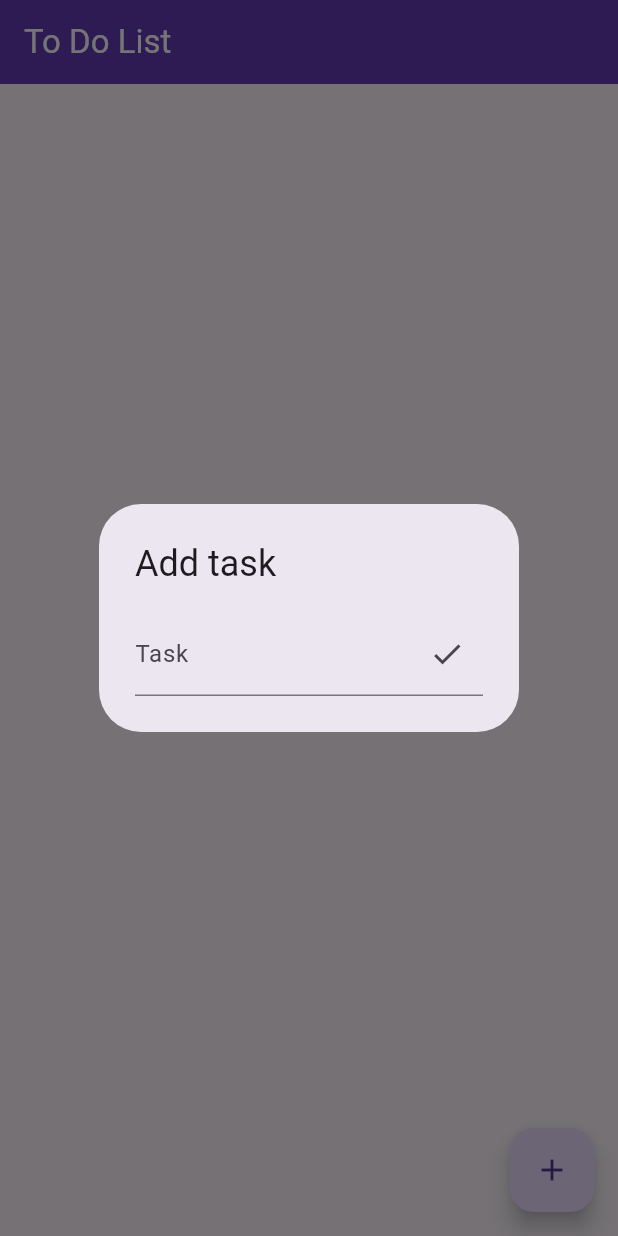
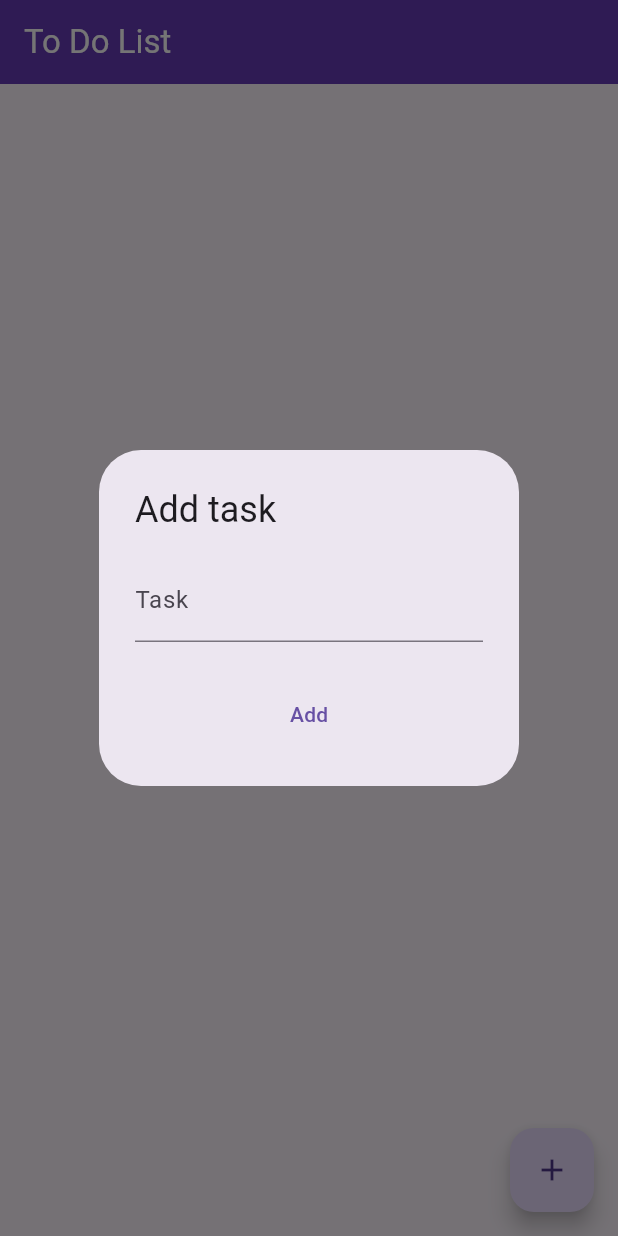
Before and after one commit to SyedAbdulNafay/To-Do-App, a Flutter app: the screen it shows after launch, after a tap on the "add" icon, on a phone screen of 412 x 824 dp. Run offline on Flutter 3.47's test engine with Material 3 defaults, Android fonts, the phone set to English and light mode, and no system bars; network calls fail.

```diff
--- a/lib/main.dart
+++ b/lib/main.dart
@@ -1,4 +1,5 @@
 import 'package:flutter/material.dart';
+import 'package:to_do_app/screens/homescreen.dart';
 
 void main() {
   runApp(const MyApp());
@@ -15,137 +16,3 @@ class MyApp extends StatelessWidget {
     );
   }
 }
-
-class ToDoList extends StatefulWidget {
-  const ToDoList({super.key});
-
-  @override
-  State<ToDoList> createState() => _ToDoListState();
-}
-
-class _ToDoListState extends State<ToDoList> {
-  List tasks = [];
-  final TextEditingController _taskController = TextEditingController();
-  final TextEditingController _taskEditController = TextEditingController();
-  final _formKey = GlobalKey<FormState>();
-
-  void _showAddDialog(BuildContext context) {
-    showDialog(
-      context: context,
-      builder: (context) {
-        return AlertDialog(
-          title: const Text("Add task"),
-          content: Form(
-            key: _formKey,
-            child: TextFormField(
-              validator: (value) {
-                if (value!.isEmpty) {
-                  return "Enter task";
-                } else {
-                  return null;
-                }
-              },
-              controller: _taskController,
-              decoration: InputDecoration(
-                  labelText: "Task",
-                  suffixIcon: IconButton(
-                      onPressed: () {
-                        if (_formKey.currentState!.validate()) {
-                          setState(() {
-                            tasks.add(_taskController.text);
-                            _taskController.clear();
-                            Navigator.pop(context);
-                          });
-                        }
-                      },
-                      icon: const Icon(Icons.check))),
-            ),
-          ),
-        );
-      },
-    );
-  }
-
-  void _showEditDialog(BuildContext context, int index) {
-    _taskEditController.text = tasks[index];
-    showDialog(
-      context: context,
-      builder: (context) {
-        return AlertDialog(
-          title: const Text("Edit task"),
-          actions: [
-            TextField(
-              controller: _taskEditController,
-              decoration: InputDecoration(
-                  labelText: "Task",
-                  suffixIcon: IconButton(
-                      onPressed: () {
-                        setState(() {
-                          tasks[index] = _taskEditController.text;
-                          _taskEditController.clear();
-                          Navigator.pop(context);
-                        });
-                      },
-                      icon: const Icon(Icons.check))),
-            )
-          ],
-        );
-      },
-    );
-  }
-
-  @override
-  Widget build(BuildContext context) {
-    return Scaffold(
-      appBar: AppBar(
-        title: const Text(
-          "To Do List",
-          style: TextStyle(color: Colors.white),
-        ),
-        backgroundColor: Colors.deepPurple,
-      ),
-      body: Column(
-        children: [
-          Expanded(
-              child: tasks.isEmpty
-                  ? const Center(
-                      child: Text("No tasks"),
-                    )
-                  : ListView.builder(
-                      itemCount: tasks.length,
-                      itemBuilder: ((context, index) {
-                        return ListTile(
-                            leading: Text("${index + 1}"),
-                            title: Text("${tasks[index]}"),
-                            trailing: Row(
-                              mainAxisSize: MainAxisSize.min,
-                              children: [
-                                IconButton(
-                                    onPressed: () {
-                                      setState(() {
-                                        _showEditDialog(context, index);
-                                      });
-                                    },
-                                    icon: const Icon(Icons.edit)),
-                                IconButton(
-                                    onPressed: () {
-                                      setState(() {
-                                        tasks.removeAt(index);
-                                      });
-                                    },
-                                    icon: const Icon(Icons.delete))
-                              ],
-                            ));
-                      })))
-        ],
-      ),
-      floatingActionButton: FloatingActionButton(
-          onPressed: () {
-            setState(() {
-              _showAddDialog(context);
-            });
-          },
-          child: const Icon(Icons.add)),
-    );
-  }
-}
--- /dev/null
+++ b/lib/models/task_model.dart
@@ -0,0 +1,28 @@
+import 'dart:convert';
+
+import 'package:http/http.dart' as http;
+import 'package:to_do_app/services/utilities/app_url.dart';
+
+class TaskModel {
+  String? id;
+  String? task;
+
+  TaskModel({this.task, this.id});
+
+  TaskModel.fromJson(Map<String, dynamic> json) {
+    id = json['_id'];
+    task = json['task'];
+  }
+
+  static Future<TaskModel> createTask(String task) async {
+    Map<String, dynamic> data = {"task": task};
+    print("task created");
+    var response = await http.post(Uri.parse(AppUrl.postUrl), body: jsonEncode(data));
+    print('response code: ${response.statusCode}');
+    if (response.statusCode == 201) {
+      return TaskModel.fromJson(jsonDecode(response.body));
+    } else {
+      throw Exception("Failed to create task");
+    }
+  }
+}
--- /dev/null
+++ b/lib/screens/homescreen.dart
@@ -0,0 +1,191 @@
+import 'dart:convert';
+
+import 'package:flutter/material.dart';
+import 'package:to_do_app/models/task_model.dart';
+import 'package:to_do_app/services/utilities/app_url.dart';
+import 'package:http/http.dart' as http;
+
+class ToDoList extends StatefulWidget {
+  const ToDoList({super.key});
+
+  @override
+  State<ToDoList> createState() => _ToDoListState();
+}
+
+List<TaskModel> tasksData = [];
+
+class _ToDoListState extends State<ToDoList> {
+  List tasks = [];
+  final TextEditingController _taskController = TextEditingController();
+  final TextEditingController _taskEditController = TextEditingController();
+  final _formKey = GlobalKey<FormState>();
+
+  @override
+  void initState() {
+    super.initState();
+  }
+
+  Future<List<TaskModel>> getApi() async {
+    print('get api called');
+    var response = await http.get(Uri.parse(AppUrl.postUrl));
+    print('response body: ${response.body}');
+    if (response.statusCode == 200) {
+      List<dynamic> json = jsonDecode(response.body);
+      print("json list: ${json}");
+      for (dynamic map in json) {
+        tasksData.add(TaskModel.fromJson(Map<String, dynamic>.from(map)));
+      }
+      print(tasksData[0].task);
+      print('passed');
+      return tasksData;
+    } else {
+      throw Exception("Error");
+    }
+  }
+
+  void _showAddDialog(BuildContext context) {
+    showDialog(
+      context: context,
+      builder: (context) {
+        return AlertDialog(
+          title: const Text("Add task"),
+          content: Form(
+            key: _formKey,
+            child: TextFormField(
+              validator: (value) {
+                if (value!.isEmpty) {
+                  return "Enter task";
+                } else {
+                  return null;
+                }
+              },
+              controller: _taskController,
+              decoration: const InputDecoration(labelText: "Task"),
+            ),
+          ),
+          actions: [
+            TextButton(
+                onPressed: () async {
+                  if (_formKey.currentState!.validate()) {
+                    try {
+                      final TaskModel? newTask =
+                          await TaskModel.createTask(_taskController.text);
+                      if (newTask != null) {
+                        setState(() {
+                          tasksData.add(newTask);
+                        });
+                        _taskController.clear();
+                        Navigator.pop(context);
+                      }
+                    } catch (e) {
+                      ScaffoldMessenger.of(context).showSnackBar(SnackBar(
+                        content: Text("Failed to add task: $e"),
+                      ));
+                    }
+                  }
+                },
+                child: const Center(
+                  child: Text("Add"),
+                ))
+          ],
+        );
+      },
+    );
+  }
+
+  void _showEditDialog(BuildContext context, int index) {
+    _taskEditController.text = tasks[index];
+    showDialog(
+      context: context,
+      builder: (context) {
+        return AlertDialog(
+          title: const Text("Edit task"),
+          actions: [
+            TextField(
+              controller: _taskEditController,
+              decoration: InputDecoration(
+                  labelText: "Task",
+                  suffixIcon: IconButton(
+                      onPressed: () {
+                        setState(() {
+                          tasks[index] = _taskEditController.text;
+                          _taskEditController.clear();
+                          Navigator.pop(context);
+                        });
+                      },
+                      icon: const Icon(Icons.check))),
+            )
+          ],
+        );
+      },
+    );
+  }
+
+  @override
+  Widget build(BuildContext context) {
+    return Scaffold(
+      appBar: AppBar(
+        title: const Text(
+          "To Do List",
+          style: TextStyle(color: Colors.white),
+        ),
+        backgroundColor: Colors.deepPurple,
+      ),
+      body: FutureBuilder(
+        future: getApi(),
+        builder: (context, snapshot) {
+          if (snapshot.connectionState == ConnectionState.done) {
+            if (snapshot.hasData) {
+              return Column(
+                children: [
+                  Expanded(
+                    child: snapshot.data!.isEmpty
+                        ? Center(child: Text("No tasks"))
+                        : ListView.builder(
+                            itemCount: snapshot.data!.length,
+                            itemBuilder: ((context, index) {
+                              return ListTile(
+                                leading: Text("${index + 1}"),
+                                title: Text(
+                                    snapshot.data![index].task ?? 'no task'),
+                                trailing: Row(
+                                  mainAxisSize: MainAxisSize.min,
+                                  children: [
+                                    IconButton(
+                                      onPressed: () {
+                                        _showEditDialog(context, index);
+                                      },
+                                      icon: Icon(Icons.edit),
+                                    ),
+                                    IconButton(
+                                      onPressed: () {
+                                        setState(() {
+                                          tasks.removeAt(index);
+                                        });
+                                      },
+                                      icon: Icon(Icons.delete),
+                                    ),
+                                  ],
+                                ),
+                              );
+                            }),
+                          ),
+                  ),
+                ],
+              );
+            } else {
+              return Center(child: Text("No data available"));
+            }
+          } else {
+            return Center(child: CircularProgressIndicator());
+          }
+        },
+      ),
+      floatingActionButton: FloatingActionButton(
+          onPressed: () {
+            _showAddDialog(context);
+          },
+          child: const Icon(Icons.add)),
+    );
+  }
+}
--- /dev/null
+++ b/lib/services/utilities/app_url.dart
@@ -0,0 +1,5 @@
+class AppUrl{
+  static const baseUrl = "https://crudcrud.com/api/d357b30419cc4d2695b8016ccdf2ac26";
+  static const postUrl = "${baseUrl}/tasks";
+  // static const editUrl = "$baseUrl/tasks";
+}
--- a/pubspec.yaml
+++ b/pubspec.yaml
@@ -35,6 +35,7 @@ dependencies:
   # The following adds the Cupertino Icons font to your application.
   # Use with the CupertinoIcons class for iOS style icons.
   cupertino_icons: ^1.0.6
+  http: ^1.2.1
 
 dev_dependencies:
   flutter_test:
```
Also changed, not shown: pubspec.lock.
